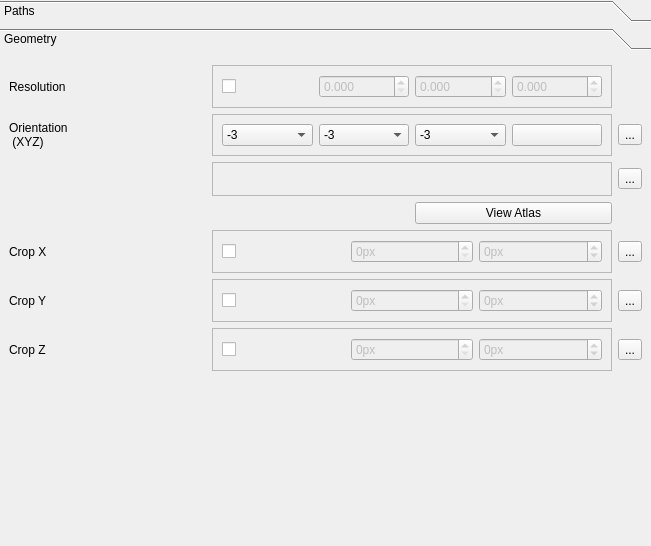
Qt form ClearMap/gui/creator/channel_params.ui (ClearAnatomics/ClearMap) before a commit.
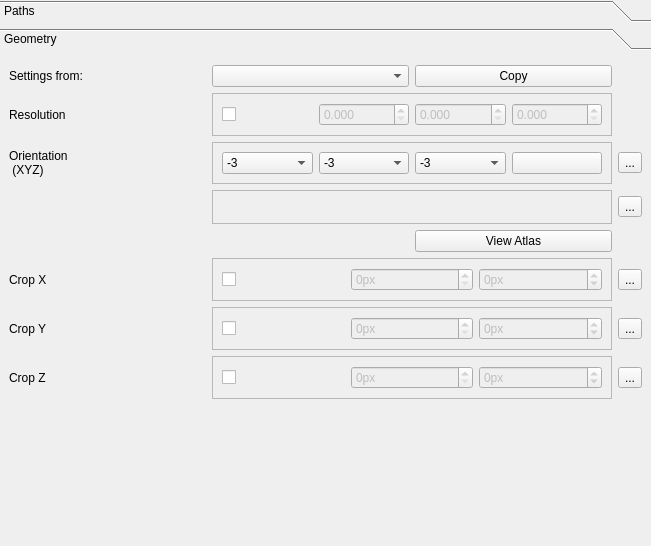
The same form after that commit. Icons and pictures are not drawn.

Commit message: IMPROVEMENT: Adds option to propagate geometry settings between channels

Patch:
```diff
--- a/ClearMap/gui/creator/channel_params.ui
+++ b/ClearMap/gui/creator/channel_params.ui
@@ -109,79 +109,8 @@
        <string>Geometry</string>
       </attribute>
       <layout class="QGridLayout" name="gridLayout_2">
-       <item row="0" column="0">
-        <widget class="QLabel" name="label_6">
-         <property name="toolTip">
-          <string>Resolution of the raw dataset. Uncheck to read from the metadata.</string>
-         </property>
-         <property name="text">
-          <string>Resolution</string>
-         </property>
-        </widget>
-       </item>
-       <item row="0" column="1" colspan="2">
-        <widget class="QFrame" name="resolutionTriplet">
-         <property name="sizePolicy">
-          <sizepolicy hsizetype="Minimum" vsizetype="Preferred">
-           <horstretch>0</horstretch>
-           <verstretch>0</verstretch>
-          </sizepolicy>
-         </property>
-         <property name="frameShape">
-          <enum>QFrame::StyledPanel</enum>
-         </property>
-         <property name="frameShadow">
-          <enum>QFrame::Raised</enum>
-         </property>
-         <property name="disabledValue" stdset="0">
-          <string>'auto'</string>
-         </property>
-         <layout class="QHBoxLayout" name="horizontalLayout_4">
-          <property name="sizeConstraint">
-           <enum>QLayout::SetDefaultConstraint</enum>
-          </property>
-          <item>
-           <widget class="QCheckBox" name="checkBox_4">
-            <property name="text">
-             <string/>
-            </property>
-           </widget>
-          </item>
-          <item>
-           <widget class="QDoubleSpinBox" name="doubleSpinBox_1">
-            <property name="enabled">
-             <bool>false</bool>
-            </property>
-            <property name="decimals">
-             <number>3</number>
-            </property>
-           </widget>
-          </item>
-          <item>
-           <widget class="QDoubleSpinBox" name="doubleSpinBox_2">
-            <property name="enabled">
-             <bool>false</bool>
-            </property>
-            <property name="decimals">
-             <number>3</number>
-            </property>
-           </widget>
-          </item>
-          <item>
-           <widget class="QDoubleSpinBox" name="doubleSpinBox_3">
-            <property name="enabled">
-             <bool>false</bool>
-            </property>
-            <property name="decimals">
-             <number>3</number>
-            </property>
-           </widget>
-          </item>
-         </layout>
-        </widget>
-       </item>
        <item row="1" column="0">
-        <widget class="QLabel" name="sampleOrientationLbl">
+        <widget class="QLabel" name="label_7">
          <property name="toolTip">
           <string>The orientation of the sample during acquisition</string>
          </property>
@@ -189,175 +118,11 @@
           <string>&lt;html&gt;&lt;head/&gt;&lt;body&gt;&lt;p&gt;The order in which are represented the X, Y and Z axes. A minus sign indicates an inversion of the axis direction. &lt;span style=&quot; color:#edd400;&quot;&gt;WARNING: do not select the same order for multiple axes.&lt;/span&gt;&lt;/p&gt;&lt;p&gt;Once selected, click on the magnifying glass to view the result.&lt;/p&gt;&lt;/body&gt;&lt;/html&gt;</string>
          </property>
          <property name="text">
-          <string>Orientation
- (XYZ)</string>
+          <string>Settings from:</string>
          </property>
         </widget>
        </item>
-       <item row="1" column="1" colspan="2">
-        <widget class="QFrame" name="frame">
-         <property name="frameShape">
-          <enum>QFrame::StyledPanel</enum>
-         </property>
-         <property name="frameShadow">
-          <enum>QFrame::Raised</enum>
-         </property>
-         <layout class="QHBoxLayout" name="horizontalLayout">
-          <item>
-           <widget class="QComboBox" name="orient_x">
-            <property name="minimumSize">
-             <size>
-              <width>10</width>
-              <height>0</height>
-             </size>
-            </property>
-            <property name="currentText">
-             <string>-3</string>
-            </property>
-            <item>
-             <property name="text">
-              <string>-3</string>
-             </property>
-            </item>
-            <item>
-             <property name="text">
-              <string>-2</string>
-             </property>
-            </item>
-            <item>
-             <property name="text">
-              <string>-1</string>
-             </property>
-            </item>
-            <item>
-             <property name="text">
-              <string>1</string>
-             </property>
-            </item>
-            <item>
-             <property name="text">
-              <string>2</string>
-             </property>
-            </item>
-            <item>
-             <property name="text">
-              <string>3</string>
-             </property>
-            </item>
-           </widget>
-          </item>
-          <item>
-           <widget class="QComboBox" name="orient_y">
-            <property name="minimumSize">
-             <size>
-              <width>10</width>
-              <height>0</height>
-             </size>
-            </property>
-            <property name="currentText">
-             <string>-3</string>
-            </property>
-            <item>
-             <property name="text">
-              <string>-3</string>
-             </property>
-            </item>
-            <item>
-             <property name="text">
-              <string>-2</string>
-             </property>
-            </item>
-            <item>
-             <property name="text">
-              <string>-1</string>
-             </property>
-            </item>
-            <item>
-             <property name="text">
-              <string>1</string>
-             </property>
-            </item>
-            <item>
-             <property name="text">
-              <string>2</string>
-             </property>
-            </item>
-            <item>
-             <property name="text">
-              <string>3</string>
-             </property>
-            </item>
-           </widget>
-          </item>
-          <item>
-           <widget class="QComboBox" name="orient_z">
-            <property name="minimumSize">
-             <size>
-              <width>10</width>
-              <height>0</height>
-             </size>
-            </property>
-            <property name="currentText">
-             <string>-3</string>
-            </property>
-            <item>
-             <property name="text">
-              <string>-3</string>
-             </property>
-            </item>
-            <item>
-             <property name="text">
-              <string>-2</string>
-             </property>
-            </item>
-            <item>
-             <property name="text">
-              <string>-1</string>
-             </property>
-            </item>
-            <item>
-             <property name="text">
-              <string>1</string>
-             </property>
-            </item>
-            <item>
-             <property name="text">
-              <string>2</string>
-             </property>
-            </item>
-            <item>
-             <property name="text">
-              <string>3</string>
-             </property>
-            </item>
-           </widget>
-          </item>
-          <item>
-           <widget class="QPushButton" name="plotMiniBrainPushButton">
-            <property name="text">
-             <string/>
-            </property>
-            <property name="icon">
-             <iconset resource="icons.qrc">
-              <normaloff>:/icons/icons/search.svg</normaloff>:/icons/icons/search.svg</iconset>
-            </property>
-           </widget>
-          </item>
-         </layout>
-        </widget>
-       </item>
-       <item row="1" column="3">
-        <widget class="QToolButton" name="sampleOrientationInfoToolButton">
-         <property name="text">
-          <string>...</string>
-         </property>
-         <property name="icon">
-          <iconset resource="icons.qrc">
-           <normaloff>:/icons/icons/info.svg</normaloff>:/icons/icons/info.svg</iconset>
-         </property>
-        </widget>
-       </item>
-       <item row="2" column="1" colspan="2">
+       <item row="4" column="1" colspan="2">
         <widget class="QFrame" name="miniBrainFrame">
          <property name="toolTip">
           <string>The orientation of the sample</string>
@@ -386,8 +151,8 @@
          </layout>
         </widget>
        </item>
-       <item row="2" column="3">
-        <widget class="QToolButton" name="miniBrainFrameInfoToolButton">
+       <item row="8" column="3">
+        <widget class="QToolButton" name="sampleCropZLblInfoToolButton">
          <property name="text">
           <string>...</string>
          </property>
@@ -397,15 +162,69 @@
          </property>
         </widget>
        </item>
-       <item row="3" column="2">
-        <widget class="QPushButton" name="sampleViewAtlasPushButton">
+       <item row="7" column="3">
+        <widget class="QToolButton" name="sampleCropYLblInfoToolButton">
          <property name="text">
-          <string>View Atlas</string>
+          <string>...</string>
          </property>
         </widget>
        </item>
-       <item row="4" column="0">
-        <widget class="QLabel" name="sampleCropXLbl">
+       <item row="8" column="1" colspan="2">
+        <widget class="QFrame" name="sliceZDoublet">
+         <property name="frameShape">
+          <enum>QFrame::StyledPanel</enum>
+         </property>
+         <property name="frameShadow">
+          <enum>QFrame::Raised</enum>
+         </property>
+         <property name="disabledValue" stdset="0">
+          <string>None</string>
+         </property>
+         <property name="individuallyDisableable" stdset="0">
+          <bool>false</bool>
+         </property>
+         <layout class="QHBoxLayout" name="horizontalLayout_7">
+          <item>
+           <widget class="QCheckBox" name="checkBox_3">
+            <property name="text">
+             <string/>
+            </property>
+           </widget>
+          </item>
+          <item>
+           <widget class="QSpinBox" name="spinBox_25">
+            <property name="enabled">
+             <bool>false</bool>
+            </property>
+            <property name="suffix">
+             <string>px</string>
+            </property>
+            <property name="maximum">
+             <number>65535</number>
+            </property>
+           </widget>
+          </item>
+          <item>
+           <widget class="QSpinBox" name="spinBox_26">
+            <property name="enabled">
+             <bool>false</bool>
+            </property>
+            <property name="suffix">
+             <string>px</string>
+            </property>
+            <property name="minimum">
+             <number>-1</number>
+            </property>
+            <property name="maximum">
+             <number>65535</number>
+            </property>
+           </widget>
+          </item>
+         </layout>
+        </widget>
+       </item>
+       <item row="7" column="0">
+        <widget class="QLabel" name="sampleCropYLbl">
          <property name="toolTip">
           <string>How the sample is cropped along X</string>
          </property>
@@ -413,11 +232,11 @@
           <string>&lt;html&gt;&lt;head/&gt;&lt;body&gt;&lt;p&gt;How to crop the atlas along X to match the sample. &lt;span style=&quot; color:#729fcf;&quot;&gt;NOTE: Values in pixels.&lt;/span&gt; To select the appropriate values, open the atlas in the same orientation (in ClearMap/Resources/Atlas).&lt;/p&gt;&lt;/body&gt;&lt;/html&gt;</string>
          </property>
          <property name="text">
-          <string>Crop X</string>
+          <string>Crop Y</string>
          </property>
         </widget>
        </item>
-       <item row="4" column="1" colspan="2">
+       <item row="6" column="1" colspan="2">
         <widget class="QFrame" name="sliceXDoublet">
          <property name="frameShape">
           <enum>QFrame::StyledPanel</enum>
@@ -471,19 +290,8 @@
          </layout>
         </widget>
        </item>
-       <item row="4" column="3">
-        <widget class="QToolButton" name="sampleCropXLblInfoToolButton">
-         <property name="text">
-          <string>...</string>
-         </property>
-         <property name="icon">
-          <iconset resource="icons.qrc">
-           <normaloff>:/icons/icons/info.svg</normaloff>:/icons/icons/info.svg</iconset>
-         </property>
-        </widget>
-       </item>
-       <item row="5" column="0">
-        <widget class="QLabel" name="sampleCropYLbl">
+       <item row="6" column="0">
+        <widget class="QLabel" name="sampleCropXLbl">
          <property name="toolTip">
           <string>How the sample is cropped along Y</string>
          </property>
@@ -491,11 +299,18 @@
           <string>&lt;html&gt;&lt;head/&gt;&lt;body&gt;&lt;p&gt;How to crop the atlas along Y to match the sample. &lt;span style=&quot; color:#729fcf;&quot;&gt;NOTE: Values in pixels.&lt;/span&gt; To select the appropriate values, open the atlas in the same orientation (in ClearMap/Resources/Atlas).&lt;/p&gt;&lt;/body&gt;&lt;/html&gt;</string>
          </property>
          <property name="text">
-          <string>Crop Y</string>
+          <string>Crop X</string>
          </property>
         </widget>
        </item>
-       <item row="5" column="1" colspan="2">
+       <item row="5" column="2">
+        <widget class="QPushButton" name="sampleViewAtlasPushButton">
+         <property name="text">
+          <string>View Atlas</string>
+         </property>
+        </widget>
+       </item>
+       <item row="7" column="1" colspan="2">
         <widget class="QFrame" name="sliceYDoublet">
          <property name="frameShape">
           <enum>QFrame::StyledPanel</enum>
@@ -549,86 +364,8 @@
          </layout>
         </widget>
        </item>
-       <item row="5" column="3">
-        <widget class="QToolButton" name="sampleCropYLblInfoToolButton">
-         <property name="text">
-          <string>...</string>
-         </property>
-         <property name="icon">
-          <iconset resource="icons.qrc">
-           <normaloff>:/icons/icons/info.svg</normaloff>:/icons/icons/info.svg</iconset>
-         </property>
-        </widget>
-       </item>
-       <item row="6" column="0">
-        <widget class="QLabel" name="sampleCropZLbl">
-         <property name="toolTip">
-          <string>How the sample is cropped along Z</string>
-         </property>
-         <property name="whatsThis">
-          <string>&lt;html&gt;&lt;head/&gt;&lt;body&gt;&lt;p&gt;How to crop the atlas along Z to match the sample. &lt;span style=&quot; color:#729fcf;&quot;&gt;NOTE: Values in pixels.&lt;/span&gt; To select the appropriate values, open the atlas in the same orientation (in ClearMap/Resources/Atlas).&lt;/p&gt;&lt;/body&gt;&lt;/html&gt;</string>
-         </property>
-         <property name="text">
-          <string>Crop Z</string>
-         </property>
-        </widget>
-       </item>
-       <item row="6" column="1" colspan="2">
-        <widget class="QFrame" name="sliceZDoublet">
-         <property name="frameShape">
-          <enum>QFrame::StyledPanel</enum>
-         </property>
-         <property name="frameShadow">
-          <enum>QFrame::Raised</enum>
-         </property>
-         <property name="disabledValue" stdset="0">
-          <string>None</string>
-         </property>
-         <property name="individuallyDisableable" stdset="0">
-          <bool>false</bool>
-         </property>
-         <layout class="QHBoxLayout" name="horizontalLayout_7">
-          <item>
-           <widget class="QCheckBox" name="checkBox_3">
-            <property name="text">
-             <string/>
-            </property>
-           </widget>
-          </item>
-          <item>
-           <widget class="QSpinBox" name="spinBox_25">
-            <property name="enabled">
-             <bool>false</bool>
-            </property>
-            <property name="suffix">
-             <string>px</string>
-            </property>
-            <property name="maximum">
-             <number>65535</number>
-            </property>
-           </widget>
-          </item>
-          <item>
-           <widget class="QSpinBox" name="spinBox_26">
-            <property name="enabled">
-             <bool>false</bool>
-            </property>
-            <property name="suffix">
-             <string>px</string>
-            </property>
-            <property name="minimum">
-             <number>-1</number>
-            </property>
-            <property name="maximum">
-             <number>65535</number>
-            </property>
-           </widget>
-          </item>
-         </layout>
-        </widget>
-       </item>
        <item row="6" column="3">
-        <widget class="QToolButton" name="sampleCropZLblInfoToolButton">
+        <widget class="QToolButton" name="sampleCropXLblInfoToolButton">
          <property name="text">
           <string>...</string>
          </property>
@@ -638,7 +375,7 @@
          </property>
         </widget>
        </item>
-       <item row="7" column="1">
+       <item row="9" column="1">
         <spacer name="verticalSpacer">
          <property name="orientation">
           <enum>Qt::Vertical</enum>
@@ -651,6 +388,288 @@
          </property>
         </spacer>
        </item>
+       <item row="3" column="1" colspan="2">
+        <widget class="QFrame" name="frame">
+         <property name="frameShape">
+          <enum>QFrame::StyledPanel</enum>
+         </property>
+         <property name="frameShadow">
+          <enum>QFrame::Raised</enum>
+         </property>
+         <layout class="QHBoxLayout" name="horizontalLayout">
+          <item>
+           <widget class="QComboBox" name="orient_x">
+            <property name="minimumSize">
+             <size>
+              <width>10</width>
+              <height>0</height>
+             </size>
+            </property>
+            <property name="currentText">
+             <string>-3</string>
+            </property>
+            <item>
+             <property name="text">
+              <string>-3</string>
+             </property>
+            </item>
+            <item>
+             <property name="text">
+              <string>-2</string>
+             </property>
+            </item>
+            <item>
+             <property name="text">
+              <string>-1</string>
+             </property>
+            </item>
+            <item>
+             <property name="text">
+              <string>1</string>
+             </property>
+            </item>
+            <item>
+             <property name="text">
+              <string>2</string>
+             </property>
+            </item>
+            <item>
+             <property name="text">
+              <string>3</string>
+             </property>
+            </item>
+           </widget>
+          </item>
+          <item>
+           <widget class="QComboBox" name="orient_y">
+            <property name="minimumSize">
+             <size>
+              <width>10</width>
+              <height>0</height>
+             </size>
+            </property>
+            <property name="currentText">
+             <string>-3</string>
+            </property>
+            <item>
+             <property name="text">
+              <string>-3</string>
+             </property>
+            </item>
+            <item>
+             <property name="text">
+              <string>-2</string>
+             </property>
+            </item>
+            <item>
+             <property name="text">
+              <string>-1</string>
+             </property>
+            </item>
+            <item>
+             <property name="text">
+              <string>1</string>
+             </property>
+            </item>
+            <item>
+             <property name="text">
+              <string>2</string>
+             </property>
+            </item>
+            <item>
+             <property name="text">
+              <string>3</string>
+             </property>
+            </item>
+           </widget>
+          </item>
+          <item>
+           <widget class="QComboBox" name="orient_z">
+            <property name="minimumSize">
+             <size>
+              <width>10</width>
+              <height>0</height>
+             </size>
+            </property>
+            <property name="currentText">
+             <string>-3</string>
+            </property>
+            <item>
+             <property name="text">
+              <string>-3</string>
+             </property>
+            </item>
+            <item>
+             <property name="text">
+              <string>-2</string>
+             </property>
+            </item>
+            <item>
+             <property name="text">
+              <string>-1</string>
+             </property>
+            </item>
+            <item>
+             <property name="text">
+              <string>1</string>
+             </property>
+            </item>
+            <item>
+             <property name="text">
+              <string>2</string>
+             </property>
+            </item>
+            <item>
+             <property name="text">
+              <string>3</string>
+             </property>
+            </item>
+           </widget>
+          </item>
+          <item>
+           <widget class="QPushButton" name="plotMiniBrainPushButton">
+            <property name="text">
+             <string/>
+            </property>
+            <property name="icon">
+             <iconset resource="icons.qrc">
+              <normaloff>:/icons/icons/search.svg</normaloff>:/icons/icons/search.svg</iconset>
+            </property>
+           </widget>
+          </item>
+         </layout>
+        </widget>
+       </item>
+       <item row="8" column="0">
+        <widget class="QLabel" name="sampleCropZLbl">
+         <property name="toolTip">
+          <string>How the sample is cropped along Z</string>
+         </property>
+         <property name="whatsThis">
+          <string>&lt;html&gt;&lt;head/&gt;&lt;body&gt;&lt;p&gt;How to crop the atlas along Z to match the sample. &lt;span style=&quot; color:#729fcf;&quot;&gt;NOTE: Values in pixels.&lt;/span&gt; To select the appropriate values, open the atlas in the same orientation (in ClearMap/Resources/Atlas).&lt;/p&gt;&lt;/body&gt;&lt;/html&gt;</string>
+         </property>
+         <property name="text">
+          <string>Crop Z</string>
+         </property>
+        </widget>
+       </item>
+       <item row="4" column="3">
+        <widget class="QToolButton" name="miniBrainFrameInfoToolButton">
+         <property name="text">
+          <string>...</string>
+         </property>
+         <property name="icon">
+          <iconset resource="icons.qrc">
+           <normaloff>:/icons/icons/info.svg</normaloff>:/icons/icons/info.svg</iconset>
+         </property>
+        </widget>
+       </item>
+       <item row="3" column="0">
+        <widget class="QLabel" name="sampleOrientationLbl">
+         <property name="toolTip">
+          <string>The orientation of the sample during acquisition</string>
+         </property>
+         <property name="whatsThis">
+          <string>&lt;html&gt;&lt;head/&gt;&lt;body&gt;&lt;p&gt;The order in which are represented the X, Y and Z axes. A minus sign indicates an inversion of the axis direction. &lt;span style=&quot; color:#edd400;&quot;&gt;WARNING: do not select the same order for multiple axes.&lt;/span&gt;&lt;/p&gt;&lt;p&gt;Once selected, click on the magnifying glass to view the result.&lt;/p&gt;&lt;/body&gt;&lt;/html&gt;</string>
+         </property>
+         <property name="text">
+          <string>Orientation
+ (XYZ)</string>
+         </property>
+        </widget>
+       </item>
+       <item row="3" column="3">
+        <widget class="QToolButton" name="sampleOrientationInfoToolButton">
+         <property name="text">
+          <string>...</string>
+         </property>
+         <property name="icon">
+          <iconset resource="icons.qrc">
+           <normaloff>:/icons/icons/info.svg</normaloff>:/icons/icons/info.svg</iconset>
+         </property>
+        </widget>
+       </item>
+       <item row="2" column="0">
+        <widget class="QLabel" name="label_6">
+         <property name="toolTip">
+          <string>Resolution of the raw dataset. Uncheck to read from the metadata.</string>
+         </property>
+         <property name="text">
+          <string>Resolution</string>
+         </property>
+        </widget>
+       </item>
+       <item row="2" column="1" colspan="2">
+        <widget class="QFrame" name="resolutionTriplet">
+         <property name="sizePolicy">
+          <sizepolicy hsizetype="Minimum" vsizetype="Preferred">
+           <horstretch>0</horstretch>
+           <verstretch>0</verstretch>
+          </sizepolicy>
+         </property>
+         <property name="frameShape">
+          <enum>QFrame::StyledPanel</enum>
+         </property>
+         <property name="frameShadow">
+          <enum>QFrame::Raised</enum>
+         </property>
+         <property name="disabledValue" stdset="0">
+          <string>'auto'</string>
+         </property>
+         <layout class="QHBoxLayout" name="horizontalLayout_4">
+          <property name="sizeConstraint">
+           <enum>QLayout::SetDefaultConstraint</enum>
+          </property>
+          <item>
+           <widget class="QCheckBox" name="checkBox_4">
+            <property name="text">
+             <string/>
+            </property>
+           </widget>
+          </item>
+          <item>
+           <widget class="QDoubleSpinBox" name="doubleSpinBox_1">
+            <property name="enabled">
+             <bool>false</bool>
+            </property>
+            <property name="decimals">
+             <number>3</number>
+            </property>
+           </widget>
+          </item>
+          <item>
+           <widget class="QDoubleSpinBox" name="doubleSpinBox_2">
+            <property name="enabled">
+             <bool>false</bool>
+            </property>
+            <property name="decimals">
+             <number>3</number>
+            </property>
+           </widget>
+          </item>
+          <item>
+           <widget class="QDoubleSpinBox" name="doubleSpinBox_3">
+            <property name="enabled">
+             <bool>false</bool>
+            </property>
+            <property name="decimals">
+             <number>3</number>
+            </property>
+           </widget>
+          </item>
+         </layout>
+        </widget>
+       </item>
+       <item row="1" column="1">
+        <widget class="QComboBox" name="sampleChannelGeometryChannelComboBox"/>
+       </item>
+       <item row="1" column="2">
+        <widget class="QPushButton" name="sampleChannelGeometryChannelCopyPushButton">
+         <property name="text">
+          <string>Copy</string>
+         </property>
+        </widget>
+       </item>
       </layout>
      </widget>
     </widget>
```
Left out of the diff: 17 changed lines with no effect on the pictures. The commit also changes 1 other file.
